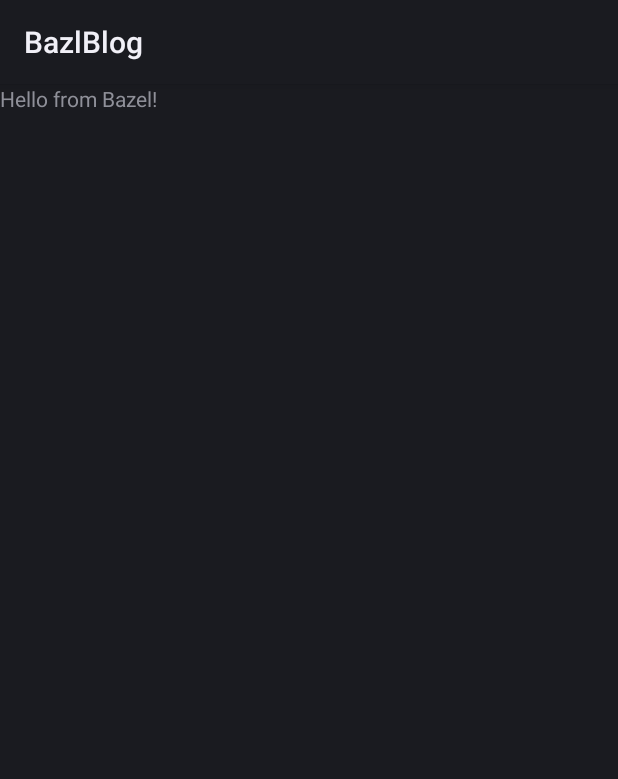
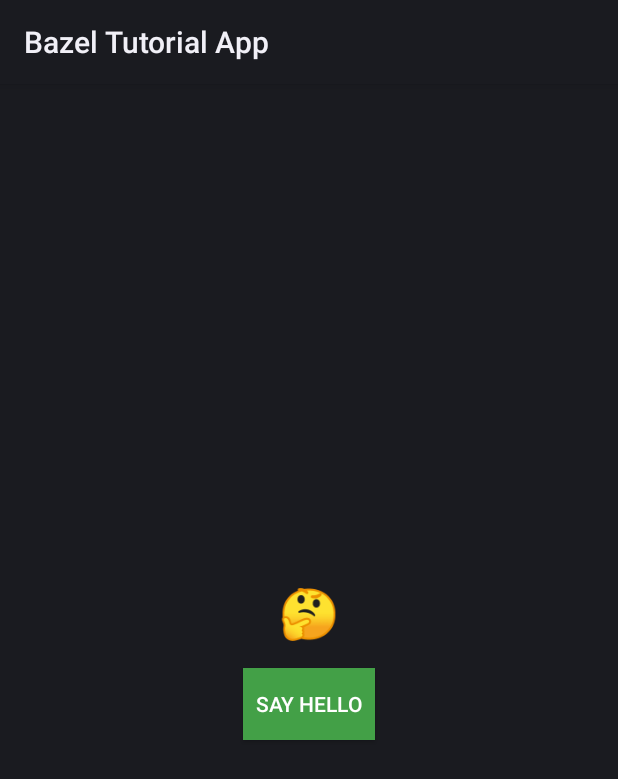
Before and after one commit to hernad/bazel-hello, an Android app: the layout activity_main.xml on its own in the app's theme, with its tools: preview values and no code run, on a phone screen of 412 x 824 dp. Shown: the top 779 px of the screen. Run offline under Robolectric (Android 15) with nearby library versions, the phone set to English and light mode, and no system bars.

Commit message:
hello bazel app works :)

```diff
--- a/07_android_hello/App-A-Android/src/main/res/layout/activity_main.xml
+++ b/07_android_hello/App-A-Android/src/main/res/layout/activity_main.xml
@@ -1,14 +1,27 @@
 <?xml version="1.0" encoding="utf-8"?>
-<FrameLayout xmlns:android="http://schemas.android.com/apk/res/android"
-    xmlns:app="http://schemas.android.com/apk/res-auto"
-    xmlns:tools="http://schemas.android.com/tools"
+<LinearLayout xmlns:android="http://schemas.android.com/apk/res/android"
+    android:padding="16dp"
+    android:orientation="vertical"
+    android:gravity="center_vertical"
     android:layout_width="match_parent"
-    android:layout_height="match_parent"
-    tools:context=".MainActivity">
+    android:layout_height="match_parent">
 
-    <TextView
-        android:layout_width="wrap_content"
-        android:layout_height="wrap_content"
-        android:text="Hello from Bazel!"/>
+  <TextView
+      android:id="@+id/helloBazelTextView"
+      android:layout_width="wrap_content"
+      android:layout_height="wrap_content"
+      android:layout_gravity="center_horizontal"
+      android:textSize="32dp"
+      android:textColor="@color/bazel_green"
+      android:text="@string/thinking_face"/>
 
-</FrameLayout>
+  <Button
+      android:id="@+id/clickMeButton"
+      android:layout_width="wrap_content"
+      android:layout_height="wrap_content"
+      android:layout_gravity="center_horizontal"
+      android:background="@color/bazel_green"
+      android:textColor="@color/color_on_bazel_green"
+      android:layout_marginTop="16dp"
+      android:text="@string/click_me_button"/>
+</LinearLayout>
--- a/07_android_hello/App-A-Android/src/main/res/values/colors.xml
+++ b/07_android_hello/App-A-Android/src/main/res/values/colors.xml
@@ -1,6 +1,5 @@
 <?xml version="1.0" encoding="utf-8"?>
 <resources>
-    <color name="colorPrimary">#3F51B5</color>
-    <color name="colorPrimaryDark">#303F9F</color>
-    <color name="colorAccent">#FF4081</color>
+  <item name="bazel_green" type="color">#43A047</item>
+  <item name="color_on_bazel_green" type="color">#FFFFFF</item>
 </resources>
--- a/07_android_hello/App-A-Android/src/main/res/values/strings.xml
+++ b/07_android_hello/App-A-Android/src/main/res/values/strings.xml
@@ -1,3 +1,5 @@
+<?xml version="1.0" encoding="utf-8"?>
 <resources>
-    <string name="app_name">BazlBlog</string>
+  <string name="click_me_button">Say hello</string>
+  <string name="thinking_face">🤔</string>
 </resources>
```
Also changed, not shown: 07_android_hello/App-A-Android/src/main/AndroidManifest.xml (+5 -7 lines), 07_android_hello/App-A-Android/src/main/java/ba/out/mobile/app1/Greeter.java (added, +10 -0 lines), 07_android_hello/App-A-Android/src/main/java/ba/out/mobile/app1/MainActivity.java (added, +28 -0 lines), 07_android_hello/App-A-Android/src/main/java/be/tulipemoutarde/appa/MainActivity.java (deleted, +0 -20 lines), 4 other files.
